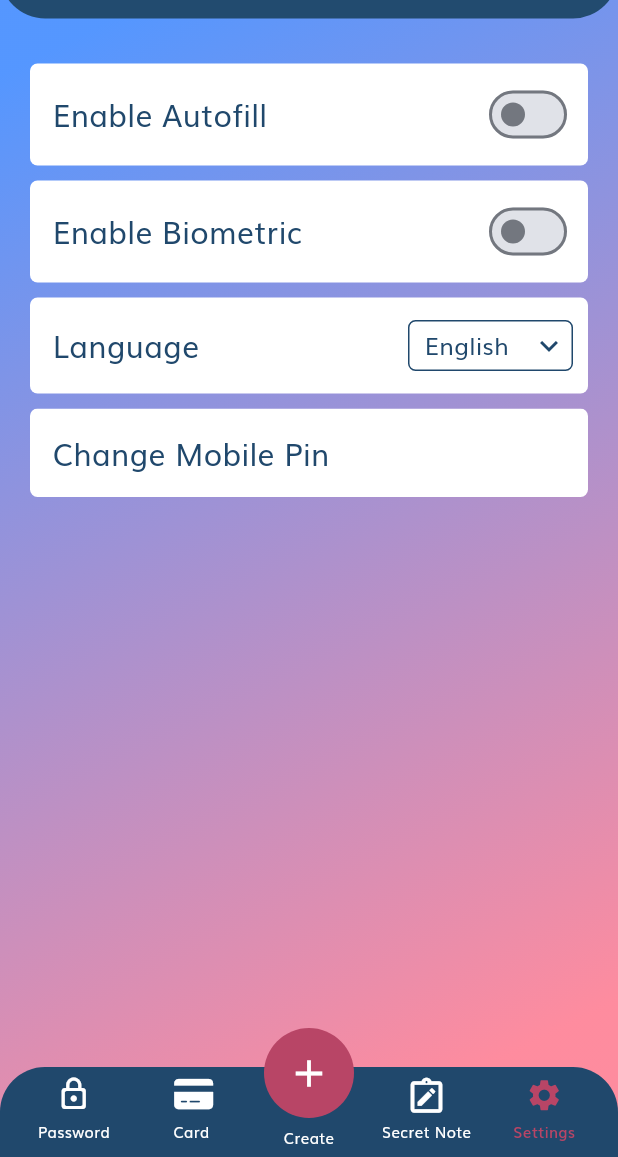
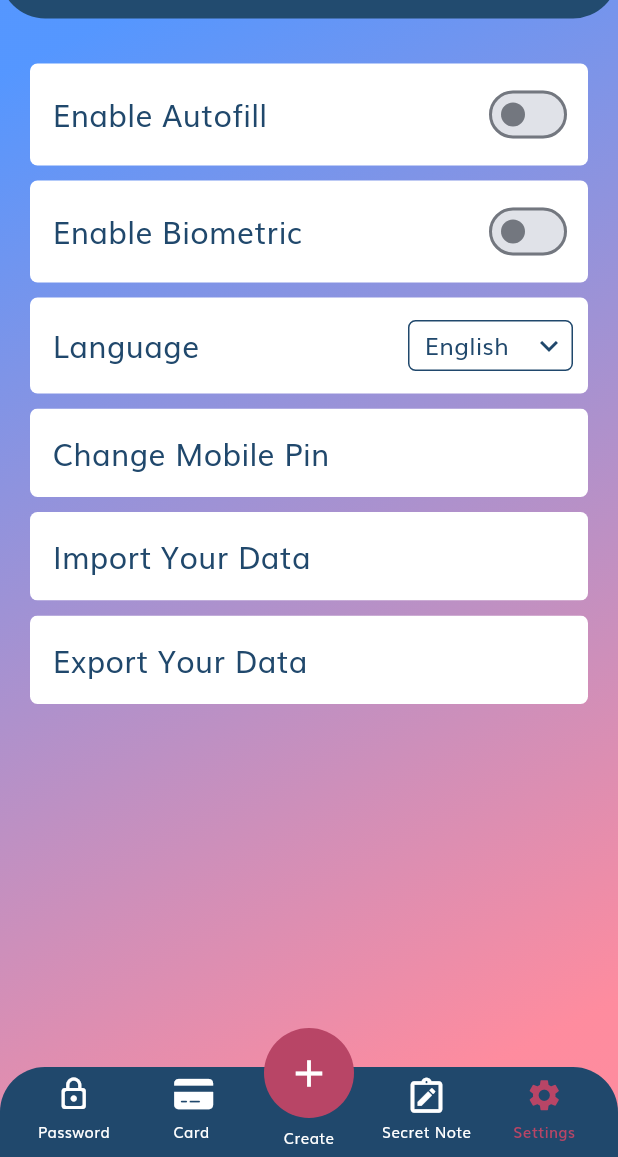
Before and after one commit to SHRIKUNJ1010/PassMana, a Flutter app: the SettingsItemListScreen screen opened by its route, on a phone screen of 412 x 824 dp, the part 79-1236 px from its top. Run offline on Flutter 3.47's test engine with Material 3 defaults, Android fonts, the light colour scheme and no system bars; our stand-ins replace file_picker, flutter_redux, fluttericon, go_router, objectbox, redux; generated files the repository leaves out were written again.

Commit message:
- database changes to make import and export data working - target and compile sdk version changed to 34

```diff
--- a/languages/en.json
+++ b/languages/en.json
@@ -95,5 +95,11 @@
   "no_card_found": "No Card Found",
   "exp_date": "Exp. Date",
   "write_your_note_here": "Write Your Note Here...",
-  "filter_search": "Filter Search"
+  "filter_search": "Filter Search",
+  "export_data": "Export Data",
+  "import_data": "Import Data",
+  "export_your_data": "Export Your Data",
+  "import_your_data": "Import Your Data",
+  "db_file_location": "DB File Location",
+  "your_db_file_location_is": "Your DB File Location is"
 }
--- a/lib/data_object_box/import_and_export_database/import_export_database.dart
+++ b/lib/data_object_box/import_and_export_database/import_export_database.dart
@@ -30,7 +30,8 @@ class ImportExportDatabase {
     final archive = Archive()..addFile(archiveFile);
     final encodedArchive = ZipEncoder().encode(archive);
     if (encodedArchive == null) return '';
-    Directory appDir = await getApplicationDocumentsDirectory();
+    Directory? appDir = (Platform.isAndroid ? await getExternalStorageDirectory() : await getDownloadsDirectory());
+    if (appDir == null) return '';
     await File('${appDir.path}/db_file.zip').writeAsBytes(encodedArchive);
     return '${appDir.path}/db_file.zip';
   }
--- a/lib/model/card_model.dart
+++ b/lib/model/card_model.dart
@@ -1,12 +1,14 @@
 /*
 * Created by Shrikunj Patel on 12/12/2023.
 */
+
+import 'dart:convert';
 
 import 'package:objectbox/objectbox.dart';
 
 @Entity()
 class Card {
-  @Id()
+  @Id(assignable: true)
   int id;
   String bankAndCardName;
   String cardNumber;
@@ -72,9 +74,9 @@ class Card {
         cvv: json['cvv'],
         expiryDate: json['expiry_date'],
         hasSecurityGrid: json['has_security'],
-        securityGridNumber: json['security_grid_number'],
-        createdOn: json['created_on'],
-        lastUpdatedOn: json['last_updated_on'],
+        //securityGridNumber: jsonDecode(json['security_grid_number']),
+        createdOn: DateTime.tryParse(json['created_on']) ?? DateTime.now(),
+        lastUpdatedOn: DateTime.tryParse(json['last_updated_on']) ?? DateTime.now(),
       );
 
   Map<String, dynamic> toJson() {
@@ -87,9 +89,9 @@ class Card {
     data['cvv'] = cvv;
     data['expiry_date'] = expiryDate;
     data['has_security'] = hasSecurityGrid;
-    data['security_grid_number'] = securityGridNumber;
-    data['created_on'] = createdOn;
-    data['last_updated_on'] = lastUpdatedOn;
+    data['security_grid_number'] = jsonEncode(securityGridNumber);
+    data['created_on'] = createdOn.toString();
+    data['last_updated_on'] = lastUpdatedOn.toString();
     return data;
   }
 }
--- a/lib/model/group_model.dart
+++ b/lib/model/group_model.dart
@@ -7,7 +7,7 @@ import 'package:passmana/model/password_model.dart';
 
 @Entity()
 class Group {
-  @Id()
+  @Id(assignable: true)
   int id;
   String groupName;
   String description;
@@ -46,8 +46,8 @@ class Group {
         id: json['id'],
         groupName: json['group_name'],
         description: json['description'],
-        createdOn: json['created_on'],
-        lastUpdatedOn: json['last_updated_on'],
+        createdOn: DateTime.tryParse(json['created_on']) ?? DateTime.now(),
+        lastUpdatedOn: DateTime.tryParse(json['last_updated_on']) ?? DateTime.now(),
       );
 
   Map<String, dynamic> toJson() {
@@ -55,8 +55,8 @@ class Group {
     data['id'] = id;
     data['group_name'] = groupName;
     data['description'] = description;
-    data['created_on'] = createdOn;
-    data['last_updated_on'] = lastUpdatedOn;
+    data['created_on'] = createdOn.toString();
+    data['last_updated_on'] = lastUpdatedOn.toString();
     return data;
   }
 }
--- a/lib/model/password_model.dart
+++ b/lib/model/password_model.dart
@@ -7,7 +7,7 @@ import 'package:passmana/model/group_model.dart';
 
 @Entity()
 class Password {
-  @Id()
+  @Id(assignable: true)
   int id;
 
   //data1
@@ -79,8 +79,8 @@ class Password {
         password: json['password'],
         note: json['note'],
         dynamicDataField: json['dynamic_data_field'],
-        createdOn: json['created_on'],
-        lastUpdatedOn: json['last_updated_on'],
+        createdOn: DateTime.tryParse(json['created_on']) ?? DateTime.now(),
+        lastUpdatedOn: DateTime.tryParse(json['last_updated_on']) ?? DateTime.now(),
       );
 
   Map<String, dynamic> toJson() {
@@ -93,8 +93,8 @@ class Password {
     data['password'] = password;
     data['note'] = note;
     data['dynamic_data_field'] = dynamicDataField;
-    data['created_on'] = createdOn;
-    data['last_updated_on'] = lastUpdatedOn;
+    data['created_on'] = createdOn.toString();
+    data['last_updated_on'] = lastUpdatedOn.toString();
     data['target_group'] = group.target?.id;
     return data;
   }
--- a/lib/model/secret_note_model.dart
+++ b/lib/model/secret_note_model.dart
@@ -6,7 +6,7 @@ import 'package:objectbox/objectbox.dart';
 
 @Entity()
 class SecretNote {
-  @Id()
+  @Id(assignable: true)
   int id;
   String note;
   @Property(type: PropertyType.date)
@@ -36,16 +36,16 @@ class SecretNote {
   factory SecretNote.fromJson(Map<String, dynamic> json) => SecretNote(
         id: json['id'],
         note: json['note'],
-        createdOn: json['created_on'],
-        lastUpdatedOn: json['last_updated_on'],
+        createdOn: DateTime.tryParse(json['created_on']) ?? DateTime.now(),
+        lastUpdatedOn: DateTime.tryParse(json['last_updated_on']) ?? DateTime.now(),
       );
 
   Map<String, dynamic> toJson() {
     final Map<String, dynamic> data = <String, dynamic>{};
     data['id'] = id;
     data['note'] = note;
-    data['created_on'] = createdOn;
-    data['last_updated_on'] = lastUpdatedOn;
+    data['created_on'] = createdOn.toString();
+    data['last_updated_on'] = lastUpdatedOn.toString();
     return data;
   }
 }
--- a/lib/objectbox-model.json
+++ b/lib/objectbox-model.json
@@ -46,7 +46,7 @@
           "id": "1:4065844036565779166",
           "name": "id",
           "type": 6,
-          "flags": 1
+          "flags": 129
         },
         {
           "id": "2:1664889290613067532",
@@ -80,7 +80,7 @@
           "id": "1:5428819418602381393",
           "name": "id",
           "type": 6,
-          "flags": 1
+          "flags": 129
         },
         {
           "id": "2:3932673885070513494",
@@ -147,7 +147,7 @@
           "id": "1:3923624425905033178",
           "name": "id",
           "type": 6,
-          "flags": 1
+          "flags": 129
         },
         {
           "id": "2:1976595611956823025",
@@ -206,7 +206,7 @@
           "id": "1:3886065542503847877",
           "name": "id",
           "type": 6,
-          "flags": 1
+          "flags": 129
         },
         {
           "id": "2:888198510703763420",
--- a/lib/presentation/settings/settings_item_list/settings_item_list_screen.dart
+++ b/lib/presentation/settings/settings_item_list/settings_item_list_screen.dart
@@ -223,6 +223,58 @@ class SettingsItemListScreen extends StatelessWidget {
                     ),
                   ),
                 ),
+                Padding(
+                  padding: const EdgeInsets.fromLTRB(20, 10, 20, 0),
+                  child: ClipRRect(
+                    borderRadius: BorderRadius.circular(5),
+                    child: Material(
+                      color: AppColors.mWhite,
+                      child: InkWell(
+                        onTap: () {
+                          vm.onImportMobileDataTap.call();
+                        },
+                        splashColor: AppColors.primaryColor.withOpacity(0.2),
+                        child: Container(
+                          decoration: BoxDecoration(
+                            borderRadius: BorderRadius.circular(5),
+                            color: Colors.transparent,
+                          ),
+                          padding: const EdgeInsets.fromLTRB(15, 15, 10, 15),
+                          child: Text(
+                            getTranslated("import_your_data", context),
+                            style: TextStyles.getTitleBlueText(20),
+                          ),
+                        ),
+                      ),
+                    ),
+                  ),
+                ),
+                Padding(
+                  padding: const EdgeInsets.fromLTRB(20, 10, 20, 0),
+                  child: ClipRRect(
+                    borderRadius: BorderRadius.circular(5),
+                    child: Material(
+                      color: AppColors.mWhite,
+                      child: InkWell(
+                        onTap: () {
+                          vm.onExportMobileDataTap.call();
+                        },
+                        splashColor: AppColors.primaryColor.withOpacity(0.2),
+                        child: Container(
+                          decoration: BoxDecoration(
+                            borderRadius: BorderRadius.circular(5),
+                            color: Colors.transparent,
+                          ),
+                          padding: const EdgeInsets.fromLTRB(15, 15, 10, 15),
+                          child: Text(
+                            getTranslated("export_your_data", context),
+                            style: TextStyles.getTitleBlueText(20),
+                          ),
+                        ),
+                      ),
+                    ),
+                  ),
+                ),
               ],
             ),
           ),
--- a/lib/presentation/settings/settings_item_list/settings_item_list_view_model.dart
+++ b/lib/presentation/settings/settings_item_list/settings_item_list_view_model.dart
@@ -13,6 +13,8 @@ import 'package:redux/redux.dart';
 
 class SettingsItemListViewModel {
   final Function() onChangeMobilePinTap;
+  final Function() onImportMobileDataTap;
+  final Function() onExportMobileDataTap;
   final Function(Locale) onChangeLocaleTap;
   final Function(bool) onChangeAutofill;
   final Function(bool) onChangeBiometric;
@@ -21,6 +23,8 @@ class SettingsItemListViewModel {
   final Locale selectedLanguage;
 
   SettingsItemListViewModel({
+    required this.onImportMobileDataTap,
+    required this.onExportMobileDataTap,
     required this.onChangeMobilePinTap,
     required this.onChangeLocaleTap,
     required this.onChangeAutofill,
@@ -45,6 +49,12 @@ class SettingsItemListViewModel {
       onChangeMobilePinTap: () {
         router.push(AppRoutes.changeMobilePin);
       },
+      onExportMobileDataTap: () {
+        store.dispatch(ExportDataFromDatabase());
+      },
+      onImportMobileDataTap: () {
+        store.dispatch(ImportDataToDatabase());
+      },
       onChangeAutofill: (val) {},
       onChangeBiometric: (val) {
         store.dispatch(SwitchBiometricOption());
```
Also changed, not shown: lib/objectbox.g.dart, 1 other file.
